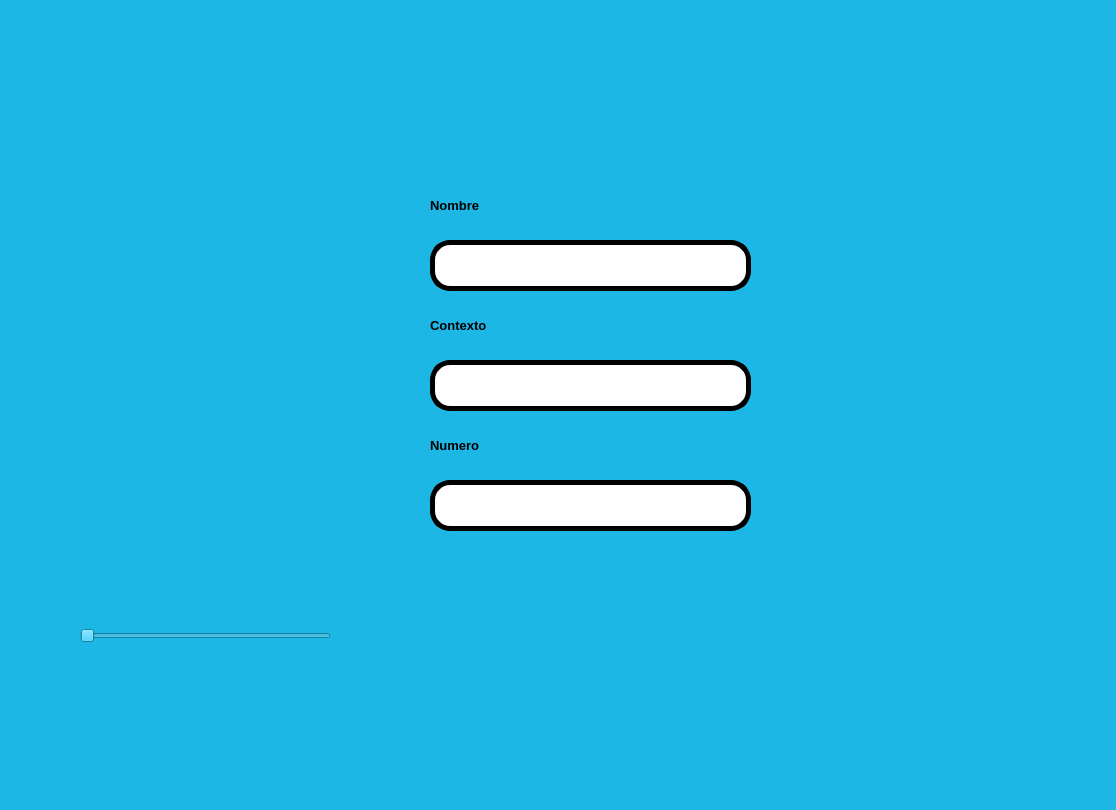
juliancruz98/PIP_2025_Eq1, file PIP_2025_Eq1/Unidad 2/P09_Descripcionv2.ui: the form before one commit.
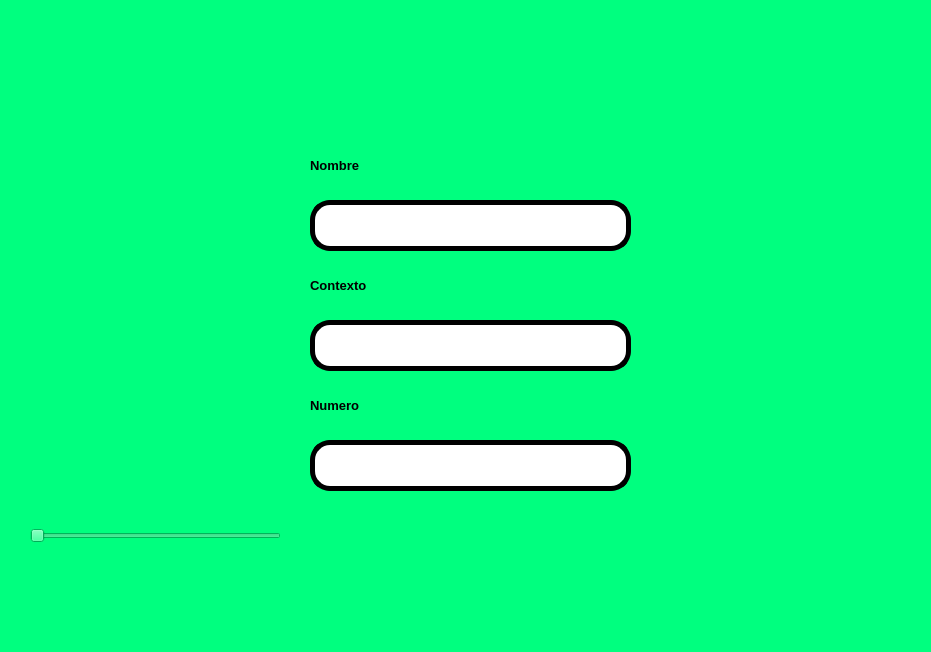
The form after the commit. Icons and pictures are not drawn.

Patch:
```diff
--- a/PIP_2025_Eq1/Unidad 2/P09_Descripcionv2.ui
+++ b/PIP_2025_Eq1/Unidad 2/P09_Descripcionv2.ui
@@ -6,8 +6,8 @@
    <rect>
     <x>0</x>
     <y>0</y>
-    <width>1116</width>
-    <height>810</height>
+    <width>931</width>
+    <height>652</height>
    </rect>
   </property>
   <property name="windowTitle">
@@ -15,7 +15,7 @@
   </property>
   <property name="styleSheet">
    <string notr="true">
-background-color: rgb(29, 183, 230);</string>
+background-color: rgb(0, 255, 127);</string>
   </property>
   <widget class="QWidget" name="centralwidget">
    <widget class="QLabel" name="imagen">
@@ -43,8 +43,8 @@
    <widget class="QLabel" name="label">
     <property name="geometry">
      <rect>
-      <x>430</x>
-      <y>190</y>
+      <x>310</x>
+      <y>150</y>
       <width>111</width>
       <height>31</height>
      </rect>
@@ -63,8 +63,8 @@
    <widget class="QLineEdit" name="txt_nombreimagen">
     <property name="geometry">
      <rect>
-      <x>430</x>
-      <y>240</y>
+      <x>310</x>
+      <y>200</y>
       <width>321</width>
       <height>51</height>
      </rect>
@@ -91,8 +91,8 @@
    <widget class="QSlider" name="SelectorImagen">
     <property name="geometry">
      <rect>
-      <x>80</x>
-      <y>590</y>
+      <x>30</x>
+      <y>490</y>
       <width>251</width>
       <height>91</height>
      </rect>
@@ -104,10 +104,10 @@
    <widget class="QLabel" name="imagen_Desc">
     <property name="geometry">
      <rect>
-      <x>40</x>
-      <y>260</y>
-      <width>301</width>
-      <height>281</height>
+      <x>30</x>
+      <y>210</y>
+      <width>241</width>
+      <height>231</height>
      </rect>
     </property>
     <property name="styleSheet">
@@ -126,8 +126,8 @@
    <widget class="QLineEdit" name="txt_contextoimagen">
     <property name="geometry">
      <rect>
-      <x>430</x>
-      <y>360</y>
+      <x>310</x>
+      <y>320</y>
       <width>321</width>
       <height>51</height>
      </rect>
@@ -154,8 +154,8 @@
    <widget class="QLabel" name="label_2">
     <property name="geometry">
      <rect>
-      <x>430</x>
-      <y>310</y>
+      <x>310</x>
+      <y>270</y>
       <width>111</width>
       <height>31</height>
      </rect>
@@ -174,8 +174,8 @@
    <widget class="QLineEdit" name="txt_numero">
     <property name="geometry">
      <rect>
-      <x>430</x>
-      <y>480</y>
+      <x>310</x>
+      <y>440</y>
       <width>321</width>
       <height>51</height>
      </rect>
@@ -202,8 +202,8 @@
    <widget class="QLabel" name="label_3">
     <property name="geometry">
      <rect>
-      <x>430</x>
-      <y>430</y>
+      <x>310</x>
+      <y>390</y>
       <width>111</width>
       <height>31</height>
      </rect>
@@ -222,10 +222,10 @@
    <widget class="QLabel" name="imagen_2">
     <property name="geometry">
      <rect>
-      <x>830</x>
-      <y>30</y>
-      <width>191</width>
-      <height>161</height>
+      <x>670</x>
+      <y>20</y>
+      <width>221</width>
+      <height>131</height>
      </rect>
     </property>
     <property name="styleSheet">
@@ -244,8 +244,8 @@
    <widget class="QLabel" name="imagen_3">
     <property name="geometry">
      <rect>
-      <x>830</x>
-      <y>460</y>
+      <x>680</x>
+      <y>340</y>
       <width>191</width>
       <height>161</height>
      </rect>
```
Left out of the diff: 6 changed lines with no effect on the pictures.
